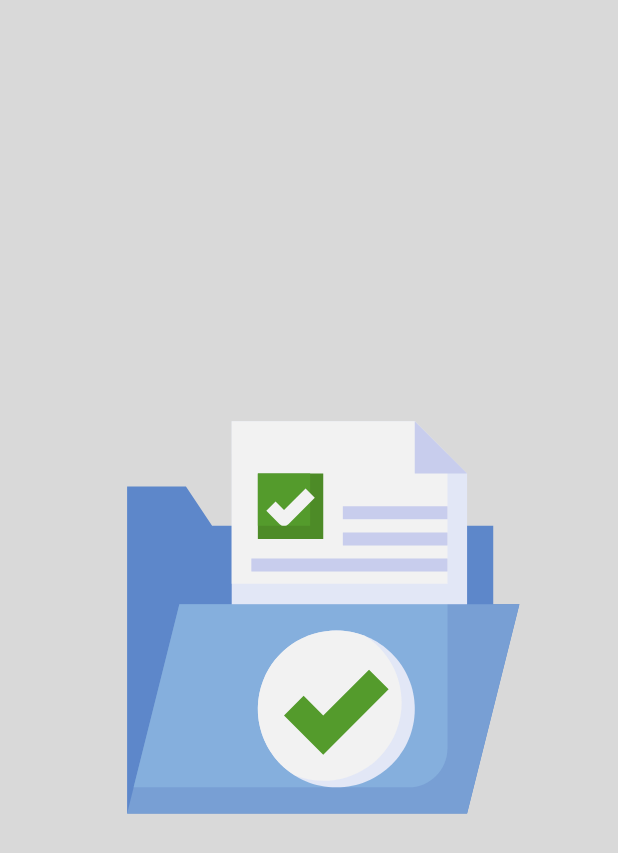
After one commit to SMUMC-7th/7th_Android, an Android app: the SplashActivity screen opened directly, with no data from a screen before it, on a phone screen of 412 x 824 dp. The commit adds this screen. Shown: the top 853 px of the screen. Run offline under Robolectric (Android 15) with nearby library versions, the phone set to English and light mode, and no system bars.

Commit message:
feature: splash activity 추가

```diff
--- a/app/build.gradle.kts
+++ b/app/build.gradle.kts
@@ -40,7 +40,7 @@ android {
 }
 
 dependencies {
-
+    implementation ("com.airbnb.android:lottie:6.3.0")
     implementation("androidx.core:core-ktx:1.13.1")
     implementation("androidx.appcompat:appcompat:1.7.0")
     implementation("com.google.android.material:material:1.12.0")
--- a/app/src/main/java/com/wash/smumc_7th_android/MainActivity.kt
+++ b/app/src/main/java/com/wash/smumc_7th_android/MainActivity.kt
@@ -21,7 +21,9 @@ class MainActivity : AppCompatActivity() {
 
     private fun initView() = with(binding){
         fun initHomeFragment(){
-            setFragment(HomeFragment())
+            supportFragmentManager.beginTransaction()
+                .replace(R.id.fragmentContainerView_main, HomeFragment())
+                .commit()
         }
 
         initHomeFragment()
--- /dev/null
+++ b/app/src/main/java/com/wash/smumc_7th_android/SplashActivity.kt
@@ -0,0 +1,48 @@
+package com.wash.smumc_7th_android
+
+import android.animation.Animator
+import android.content.Intent
+import android.os.Bundle
+import androidx.appcompat.app.AppCompatActivity
+import com.wash.smumc_7th_android.databinding.ActivitySplashBinding
+
+class SplashActivity : AppCompatActivity() {
+    private val binding: ActivitySplashBinding by lazy {
+        ActivitySplashBinding.inflate(layoutInflater)
+    }
+
+    override fun onCreate(savedInstanceState: Bundle?) {
+        super.onCreate(savedInstanceState)
+        setContentView(binding.root)
+
+        playLottieAnimation()
+    }
+
+    private fun playLottieAnimation() = with(binding.lottieSplash){
+        // Lottie 애니메이션 리스너 추가
+        addAnimatorListener(object : Animator.AnimatorListener {
+            override fun onAnimationStart(animation: Animator) {
+                // 애니메이션 시작 시 필요한 동작
+            }
+
+            override fun onAnimationEnd(animation: Animator) {
+                // 애니메이션이 끝나면 화면 전환
+                val intent = Intent(this@SplashActivity, MainActivity::class.java)
+                startActivity(intent)
+                overridePendingTransition(R.anim.fade_in, R.anim.fade_out)
+                finish() // 스플래시 액티비티 종료
+            }
+
+            override fun onAnimationCancel(animation: Animator) {
+                // 애니메이션 취소 시 처리
+            }
+
+            override fun onAnimationRepeat(animation: Animator) {
+                // 애니메이션 반복 시 처리
+            }
+        })
+
+        // Lottie 애니메이션 실행
+        playAnimation()
+    }
+}
--- /dev/null
+++ b/app/src/main/res/anim/fade_in.xml
@@ -0,0 +1,5 @@
+<?xml version="1.0" encoding="utf-8"?>
+<alpha xmlns:android="http://schemas.android.com/apk/res/android"
+    android:duration="300"
+    android:fromAlpha="0.0"
+    android:toAlpha="1.0" />
--- /dev/null
+++ b/app/src/main/res/anim/fade_out.xml
@@ -0,0 +1,5 @@
+<?xml version="1.0" encoding="utf-8"?>
+<alpha xmlns:android="http://schemas.android.com/apk/res/android"
+    android:duration="300"
+    android:fromAlpha="1.0"
+    android:toAlpha="0.0" />
--- /dev/null
+++ b/app/src/main/res/layout/activity_splash.xml
@@ -0,0 +1,22 @@
+<?xml version="1.0" encoding="utf-8"?>
+<androidx.constraintlayout.widget.ConstraintLayout xmlns:android="http://schemas.android.com/apk/res/android"
+    xmlns:app="http://schemas.android.com/apk/res-auto"
+    xmlns:tools="http://schemas.android.com/tools"
+    android:id="@+id/main"
+    android:layout_width="match_parent"
+    android:layout_height="match_parent"
+    tools:context=".SplashActivity"
+    android:background="@color/gray00">
+
+    <com.airbnb.lottie.LottieAnimationView
+        android:id="@+id/lottie_splash"
+        android:layout_width="wrap_content"
+        android:layout_height="wrap_content"
+        app:layout_constraintBottom_toBottomOf="parent"
+        app:layout_constraintEnd_toEndOf="parent"
+        app:layout_constraintStart_toStartOf="parent"
+        app:layout_constraintTop_toTopOf="parent"
+        app:lottie_loop="false"
+        app:lottie_rawRes="@raw/splash"/>
+
+</androidx.constraintlayout.widget.ConstraintLayout>
```
Also changed, not shown: app/src/main/AndroidManifest.xml (+9 -4 lines), app/src/main/java/com/wash/smumc_7th_android/home/HomeBottomSheetDialog.kt (added, +22 -0 lines), app/src/main/java/com/wash/smumc_7th_android/home/HomeFragment.kt (+9 -2 lines), app/src/main/res/layout/item_homebotsheet.xml (added, +43 -0 lines), app/src/main/res/raw/splash.json (added, +1 -0 lines).
